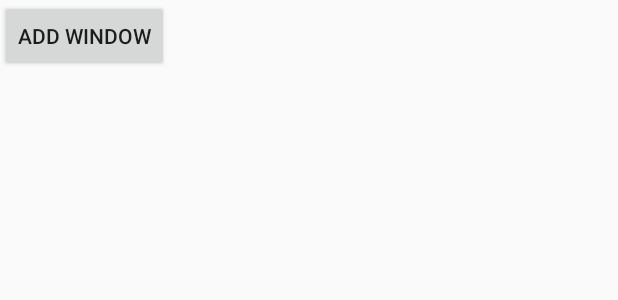
After one commit to YuBingZhu/NewLauncherDemo, an Android app: the layout add_view_container.xml on its own in the app's theme, with its tools: preview values and no code run, on a phone screen of 412 x 824 dp. The commit adds this screen. Shown: the top 300 px of the screen. Run offline under Robolectric (Android 15) with nearby library versions, the light colour scheme and no system bars.

Commit message:
demo add view in linearlayout.
Signed-off-by: bingpan <cn-bing.pan@ff.com>

```diff
--- a/app/src/main/AndroidManifest.xml
+++ b/app/src/main/AndroidManifest.xml
@@ -31,6 +31,9 @@
 
         </activity>
         <activity android:name=".insert.ExpandRecyclerViewActivity">
+
+        </activity>
+        <activity android:name=".addview.AddViewActivity">
             <intent-filter>
                 <action android:name="android.intent.action.MAIN" />
 
--- /dev/null
+++ b/app/src/main/res/layout/add_view_container.xml
@@ -0,0 +1,25 @@
+<?xml version="1.0" encoding="utf-8"?>
+<LinearLayout xmlns:android="http://schemas.android.com/apk/res/android"
+    android:layout_width="match_parent"
+    android:layout_height="match_parent"
+    android:orientation="vertical">
+
+    <Button
+        android:layout_width="wrap_content"
+        android:layout_height="wrap_content"
+        android:onClick="add_view"
+        android:text="@string/btn_add_window" />
+
+    <ScrollView
+        android:layout_width="match_parent"
+        android:layout_height="match_parent">
+
+        <LinearLayout
+            android:id="@+id/view_container"
+            android:layout_width="match_parent"
+            android:layout_height="wrap_content"
+            android:animateLayoutChanges="true"
+            android:orientation="vertical" />
+    </ScrollView>
+
+</LinearLayout>
--- a/app/src/main/res/values/strings.xml
+++ b/app/src/main/res/values/strings.xml
@@ -1,4 +1,5 @@
 <resources>
     <string name="app_name">NewLauncherDemo</string>
     <string name="btn_add_window">Add Window</string>
+    <string name="btn_add_view">Add View</string>
 </resources>
```
Also changed, not shown: app/src/main/java/com/launcher/demo/addview/AddViewActivity.java (added, +74 -0 lines), app/src/main/res/layout/add_view_item.xml (added, +9 -0 lines).
